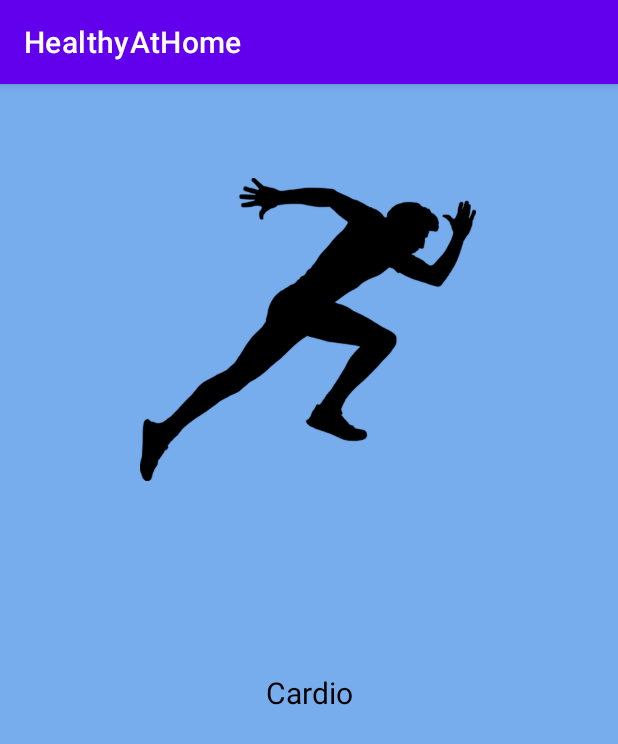
After one commit to USF-CS601-Fall20/Healthy-at-Home, an Android app: the fragment Cardio shown on its own in the app's theme, on a phone screen of 412 x 824 dp. The commit adds this screen. Shown: the top 744 px of the screen. Run offline under Robolectric (Android 15) with nearby library versions, the phone set to English and light mode, and no system bars.

```diff
--- /dev/null
+++ b/app/src/main/java/com/example/healthyathome/Cardio.java
@@ -0,0 +1,17 @@
+package com.example.healthyathome;
+
+import android.os.Bundle;
+import android.view.LayoutInflater;
+import android.view.View;
+import android.view.ViewGroup;
+
+import androidx.fragment.app.Fragment;
+
+public class Cardio extends Fragment {
+
+    @Override
+    public View onCreateView(LayoutInflater inflater, ViewGroup container, Bundle savedInstanceState){
+        View view = inflater.inflate(R.layout.fragment_cardio, container, false);
+        return view;
+    }
+}
```
Also changed, not shown: app/src/main/java/com/example/healthyathome/CategoryFragment.java (added, +33 -0 lines), app/src/main/res/layout/activity_main.xml (+11 -0 lines).
